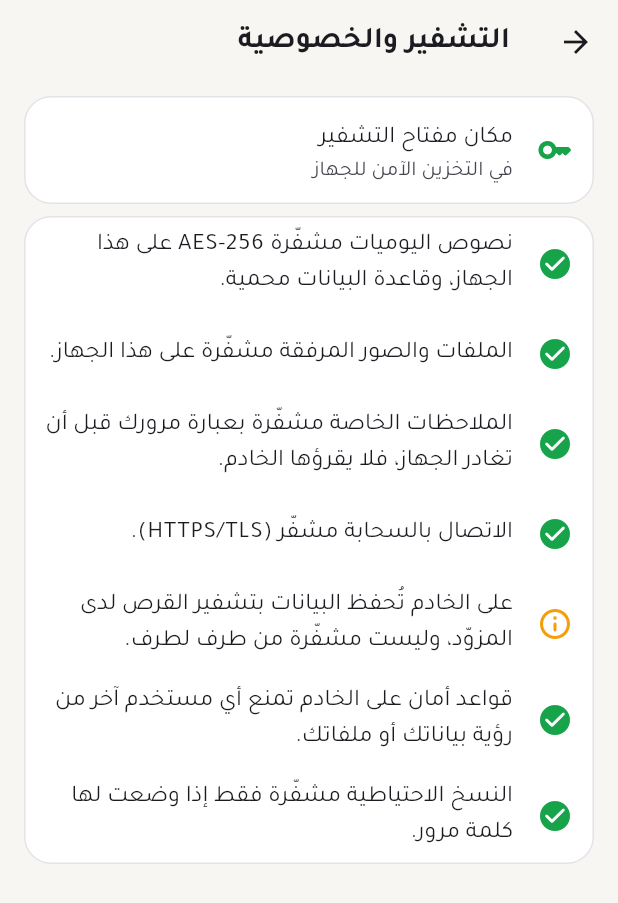
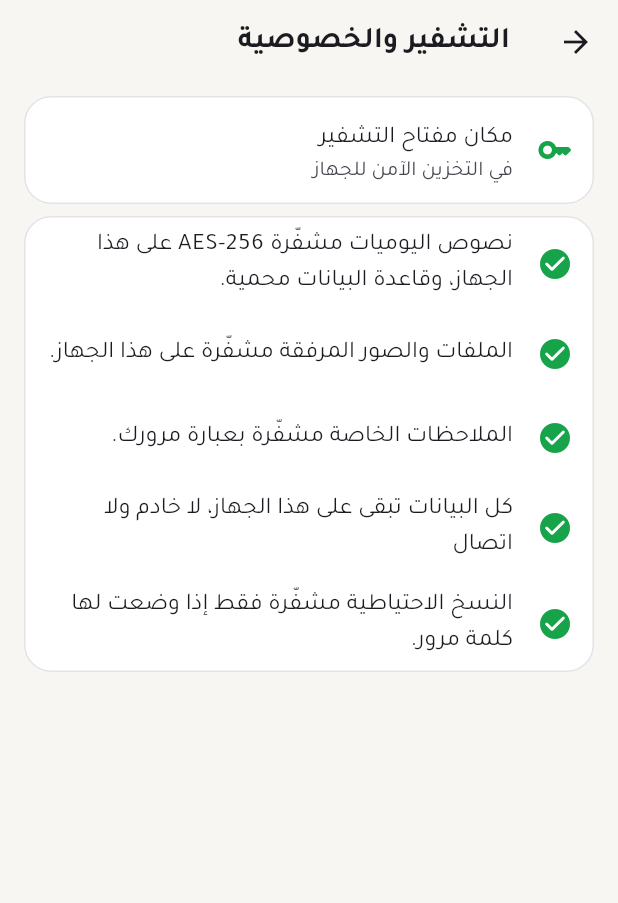
Before and after one commit to moh500600/cmd-notes, a Flutter app: the PrivacyScreen screen opened directly, on a phone screen of 412 x 824 dp. Shown: the top 903 px of the screen. Run offline on Flutter 3.47's test engine with Material 3 defaults, Android fonts, the phone set to English and light mode, and no system bars; our stand-ins replace audioplayers, decimal, file_picker, flutter_local_notifications, flutter_riverpod, flutter_secure_storage and 10 more; missing offline and left inert: flutter_quill, pointycastle, record; accounts and stored records are empty.

Commit message:
Docs: README, visual README PDF, showcase PDF; local-only wording fixes

```diff
--- a/lib/core/l10n/strings.dart
+++ b/lib/core/l10n/strings.dart
@@ -140,7 +140,8 @@ const Map<String, List<String>> kStrings = {
   'enc_backup': ['النسخ الاحتياطية مشفّرة فقط إذا وضعت لها كلمة مرور.', 'Backups are encrypted only when you set a password.'],
   'enc_fields': ['نصوص اليوميات مشفّرة AES-256 على هذا الجهاز، وقاعدة البيانات محمية.', 'Journal text is AES-256 encrypted on this device.'],
   'enc_files': ['الملفات والصور المرفقة مشفّرة على هذا الجهاز.', 'Attached files and images are encrypted on this device.'],
-  'enc_private_notes': ['الملاحظات الخاصة مشفّرة بعبارة مرورك قبل أن تغادر الجهاز، فلا يقرؤها الخادم.', 'Private notes are encrypted with your passphrase before they leave the device, so the server can\'t read them.'],
+  'enc_local': ['كل البيانات تبقى على هذا الجهاز، لا خادم ولا اتصال', 'All data stays on this device: no server, no connection'],
+  'enc_private_notes': ['الملاحظات الخاصة مشفّرة بعبارة مرورك.', 'Private notes are encrypted with your passphrase.'],
   'enc_rls': ['قواعد أمان على الخادم تمنع أي مستخدم آخر من رؤية بياناتك أو ملفاتك.', 'Server security rules stop any other user from seeing your data or files.'],
   'enc_server': ['على الخادم تُحفظ البيانات بتشفير القرص لدى المزوّد، وليست مشفّرة من طرف لطرف.', 'On the server data is protected by the provider\'s disk encryption; it is not end-to-end encrypted.'],
   'enc_transport': ['الاتصال بالسحابة مشفّر (HTTPS/TLS).', 'Connection to the cloud is encrypted (HTTPS/TLS).'],
@@ -293,7 +294,7 @@ const Map<String, List<String>> kStrings = {
   'no_transcript': ['لم يُحوَّل التسجيل إلى نص بعد.', 'Not transcribed yet.'],
   'no_user_templates': ['احفظ أي ملاحظة كقالب من قائمتها، أو أنشئ قالباً جديداً.', 'Save any note as a template from its menu, or create a new one.'],
   'none': ['بدون', 'None'],
-  'not_encrypted': ['غير مشفّرة على الخادم (محمية بقواعد الأمان)', 'Not encrypted on the server (protected by security rules)'],
+  'not_encrypted': ['غير مشفّرة (محفوظة على هذا الجهاز)', 'Not encrypted (stored on this device)'],
   'not_set': ['غير محدد', 'Not set'],
   'not_shared_yet': ['لم تُشارك مع أحد بعد.', 'Not shared with anyone yet.'],
   'note_color': ['لون الملاحظة', 'Note colour'],
--- a/lib/presentation/screens/settings/settings_screen.dart
+++ b/lib/presentation/screens/settings/settings_screen.dart
@@ -409,9 +409,7 @@ class PrivacyScreen extends ConsumerWidget {
                 item(on, 'enc_fields'),
                 item(on, 'enc_files'),
                 item(true, 'enc_private_notes'),
-                item(true, 'enc_transport'),
-                item(false, 'enc_server'),
-                item(true, 'enc_rls'),
+                item(true, 'enc_local'),
                 item(true, 'enc_backup'),
               ],
             ),
```
Also changed, not shown: 3 other files.
